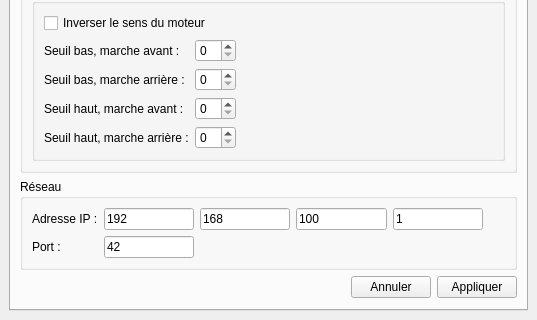
Before: the Qt Designer form py_src/vue_principale.ui in electroLAB-Belgium/electroLABBOT_GUI, drawn with Qt 5; both pictures show x 0 to 537 and y 327 to 647 of the 537 by 647 pixel window.
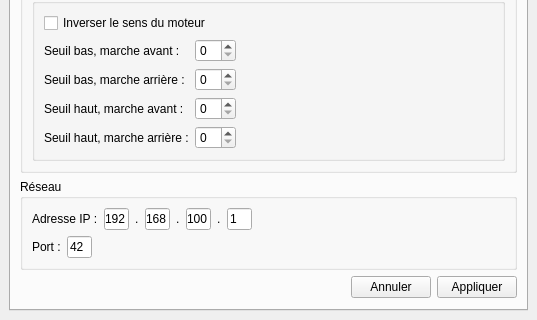
After: the same form once the commit is applied. The open tabs and pages were chosen to show the change.

Commit message: Improve error handling and build recipe.

Patch:
```diff
--- a/py_src/vue_principale.ui
+++ b/py_src/vue_principale.ui
@@ -999,86 +999,188 @@
           <property name="title">
            <string>Réseau</string>
           </property>
-          <layout class="QGridLayout" name="gridLayout">
-           <item row="0" column="3">
-            <widget class="QLineEdit" name="lineEdit_ip_2">
-             <property name="text">
-              <string>168</string>
-             </property>
-             <property name="maxLength">
-              <number>3</number>
-             </property>
-            </widget>
+          <layout class="QVBoxLayout" name="verticalLayout_14">
+           <item>
+            <layout class="QGridLayout" name="gridLayout">
+             <item row="0" column="4">
+              <widget class="QLabel" name="label_30">
+               <property name="text">
+                <string>.</string>
+               </property>
+              </widget>
+             </item>
+             <item row="0" column="3">
+              <widget class="QLineEdit" name="lineEdit_ip_2">
+               <property name="sizePolicy">
+                <sizepolicy hsizetype="Fixed" vsizetype="Fixed">
+                 <horstretch>0</horstretch>
+                 <verstretch>0</verstretch>
+                </sizepolicy>
+               </property>
+               <property name="maximumSize">
+                <size>
+                 <width>25</width>
+                 <height>16777215</height>
+                </size>
+               </property>
+               <property name="text">
+                <string>168</string>
+               </property>
+               <property name="maxLength">
+                <number>3</number>
+               </property>
+              </widget>
+             </item>
+             <item row="0" column="5">
+              <widget class="QLineEdit" name="lineEdit_ip_1">
+               <property name="sizePolicy">
+                <sizepolicy hsizetype="Fixed" vsizetype="Fixed">
+                 <horstretch>0</horstretch>
+                 <verstretch>0</verstretch>
+                </sizepolicy>
+               </property>
+               <property name="maximumSize">
+                <size>
+                 <width>25</width>
+                 <height>16777215</height>
+                </size>
+               </property>
+               <property name="text">
+                <string>100</string>
+               </property>
+               <property name="maxLength">
+                <number>3</number>
+               </property>
+              </widget>
+             </item>
+             <item row="0" column="1">
+              <widget class="QLineEdit" name="lineEdit_ip_3">
+               <property name="sizePolicy">
+                <sizepolicy hsizetype="Fixed" vsizetype="Fixed">
+                 <horstretch>0</horstretch>
+                 <verstretch>0</verstretch>
+                </sizepolicy>
+               </property>
+               <property name="maximumSize">
+                <size>
+                 <width>25</width>
+                 <height>16777215</height>
+                </size>
+               </property>
+               <property name="text">
+                <string>192</string>
+               </property>
+               <property name="maxLength">
+                <number>3</number>
+               </property>
+               <property name="clearButtonEnabled">
+                <bool>false</bool>
+               </property>
+              </widget>
+             </item>
+             <item row="0" column="0">
+              <widget class="QLabel" name="label_3">
+               <property name="text">
+                <string>Adresse IP :</string>
+               </property>
+              </widget>
+             </item>
+             <item row="0" column="6">
+              <widget class="QLabel" name="label_31">
+               <property name="text">
+                <string>.</string>
+               </property>
+              </widget>
+             </item>
+             <item row="0" column="2">
+              <widget class="QLabel" name="label_29">
+               <property name="text">
+                <string>.</string>
+               </property>
+              </widget>
+             </item>
+             <item row="0" column="7">
+              <widget class="QLineEdit" name="lineEdit_ip_0">
+               <property name="sizePolicy">
+                <sizepolicy hsizetype="Fixed" vsizetype="Fixed">
+                 <horstretch>0</horstretch>
+                 <verstretch>0</verstretch>
+                </sizepolicy>
+               </property>
+               <property name="maximumSize">
+                <size>
+                 <width>25</width>
+                 <height>16777215</height>
+                </size>
+               </property>
+               <property name="text">
+                <string>1</string>
+               </property>
+               <property name="maxLength">
+                <number>3</number>
+               </property>
+              </widget>
+             </item>
+             <item row="0" column="8">
+              <spacer name="horizontalSpacer_2">
+               <property name="orientation">
+                <enum>Qt::Horizontal</enum>
+               </property>
+               <property name="sizeHint" stdset="0">
+                <size>
+                 <width>40</width>
+                 <height>20</height>
+                </size>
+               </property>
+              </spacer>
+             </item>
+            </layout>
            </item>
-           <item row="0" column="6">
-            <spacer name="horizontalSpacer_2">
-             <property name="orientation">
-              <enum>Qt::Horizontal</enum>
-             </property>
-             <property name="sizeHint" stdset="0">
-              <size>
-               <width>40</width>
-               <height>20</height>
-              </size>
-             </property>
-            </spacer>
-           </item>
-           <item row="0" column="2">
-            <widget class="QLineEdit" name="lineEdit_ip_3">
-             <property name="text">
-              <string>192</string>
-             </property>
-             <property name="maxLength">
-              <number>3</number>
-             </property>
-             <property name="clearButtonEnabled">
-              <bool>false</bool>
-             </property>
-            </widget>
-           </item>
-           <item row="0" column="0">
-            <widget class="QLabel" name="label_3">
-             <property name="text">
-              <string>Adresse IP :</string>
-             </property>
-            </widget>
-           </item>
-           <item row="2" column="2">
-            <widget class="QLineEdit" name="lineEdit_port">
-             <property name="text">
-              <string>42</string>
-             </property>
-             <property name="maxLength">
-              <number>5</number>
-             </property>
-            </widget>
-           </item>
-           <item row="0" column="4">
-            <widget class="QLineEdit" name="lineEdit_ip_1">
-             <property name="text">
-              <string>100</string>
-             </property>
-             <property name="maxLength">
-              <number>3</number>
-             </property>
-            </widget>
-           </item>
-           <item row="2" column="0">
-            <widget class="QLabel" name="label_6">
-             <property name="text">
-              <string>Port :</string>
-             </property>
-            </widget>
-           </item>
-           <item row="0" column="5">
-            <widget class="QLineEdit" name="lineEdit_ip_0">
-             <property name="text">
-              <string>1</string>
-             </property>
-             <property name="maxLength">
-              <number>3</number>
-             </property>
-            </widget>
+           <item>
+            <layout class="QHBoxLayout" name="horizontalLayout_10">
+             <item>
+              <widget class="QLabel" name="label_6">
+               <property name="text">
+                <string>Port :</string>
+               </property>
+              </widget>
+             </item>
+             <item>
+              <widget class="QLineEdit" name="lineEdit_port">
+               <property name="sizePolicy">
+                <sizepolicy hsizetype="Expanding" vsizetype="Fixed">
+                 <horstretch>0</horstretch>
+                 <verstretch>0</verstretch>
+                </sizepolicy>
+               </property>
+               <property name="maximumSize">
+                <size>
+                 <width>25</width>
+                 <height>16777215</height>
+                </size>
+               </property>
+               <property name="text">
+                <string>42</string>
+               </property>
+               <property name="maxLength">
+                <number>5</number>
+               </property>
+              </widget>
+             </item>
+             <item>
+              <spacer name="horizontalSpacer_19">
+               <property name="orientation">
+                <enum>Qt::Horizontal</enum>
+               </property>
+               <property name="sizeHint" stdset="0">
+                <size>
+                 <width>40</width>
+                 <height>20</height>
+                </size>
+               </property>
+              </spacer>
+             </item>
+            </layout>
            </item>
           </layout>
          </widget>
```
Left out of the diff: 200 changed lines with no effect on the pictures. The commit also changes 2 other files.
